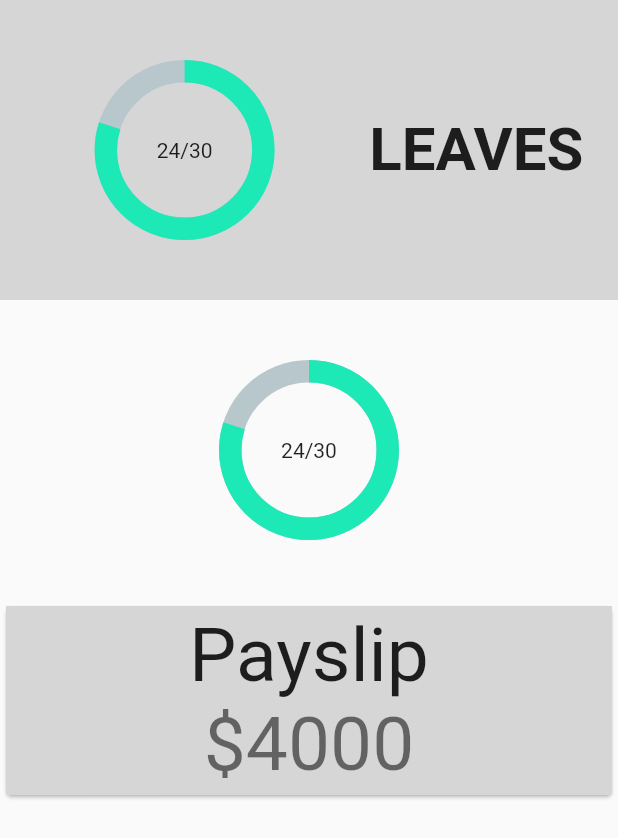
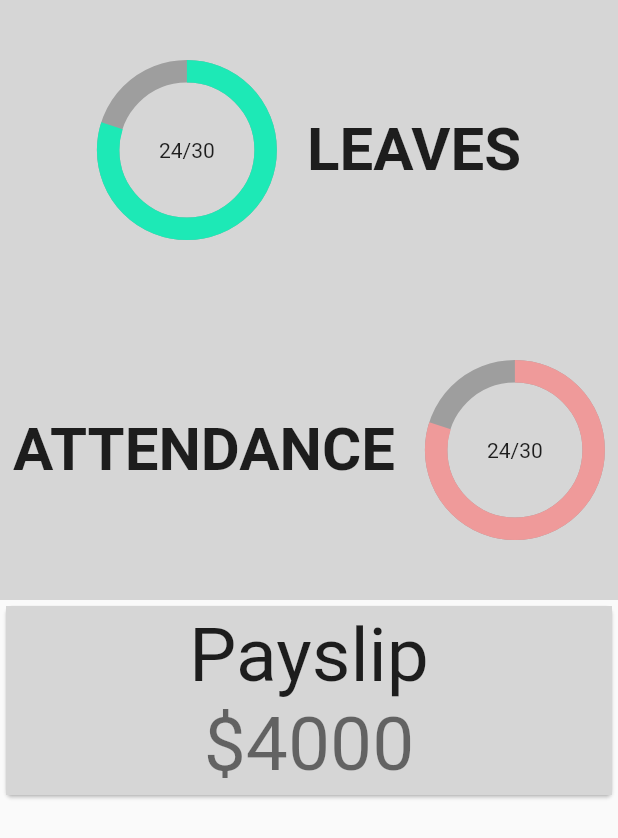
Before and after one commit to dduck123/Delta-53, a Flutter app: the Leaves widget shown alone on an empty page, opened directly, on a phone screen of 412 x 824 dp. Shown: the top 838 px of the screen. Run offline on Flutter 3.47's test engine with Material 2 defaults, Android fonts, the phone set to English and light mode, and no system bars; drawn by our look-alikes of percent_indicator; our stand-ins replace cloud_firestore, firebase_auth, firebase_core, grouped_list, syncfusion_flutter_calendar, table_calendar; missing offline and left inert: syncfusion_flutter_core; accounts and stored records are empty.

Commit message:
more layout changes to the Attendance and Leave widgets

```diff
--- a/my_app/lib/pages/stats_page.dart
+++ b/my_app/lib/pages/stats_page.dart
@@ -100,73 +100,54 @@
       children: <Widget>[
         Container(
           color: Colors.grey[350],
+          height: 200,
+          width: double.infinity,
           child: Row(
-            mainAxisAlignment: MainAxisAlignment.spaceEvenly,
-            //everything inside this row will line up horizontally
-            children: [
-              Align(
-                  //set alignment of the CircularPercentIndicator to the left side withing this row
-                  alignment: Alignment.centerLeft,
-                  child: SizedBox(
-                      //SizedBox to contain the PercentIndicator
-                      height: 200.0,
-                      width: 200.0,
-                      child: CircularPercentIndicator(
+            mainAxisAlignment: MainAxisAlignment.center,
+            children: <Widget>[
+              CircularPercentIndicator(
                 radius: 120.0,
                 lineWidth: 15.0,
                 percent: 0.8,
                 center: new Text('24/30'),
                 progressColor: Colors.tealAccent[400],
-                      ))),
-              // SizedBox(
-              //   //change size of CircularProgressIndicator with height and width values oh its parent SizedBox
-              //   height: 200.0,
-              //   width: 200.0,
-              //   child: Stack(
-              //     children: <Widget>[
-              //       Align(
-              //         alignment: Alignment.centerLeft,
-              //         child: Container(
-              //           color: Colors.red,
-              //           width: 200,
-              //           height: 200,
-              //           child: new CircularProgressIndicator(
-              //             strokeWidth: 20,
-              //             value: 0.3,
-              //             color: Colors.teal[300],
-              //             backgroundColor: Colors.grey[400],
-              //           ),
-              //         ),
-              //       ),
-              //       Align(
-              //           alignment: Alignment.centerLeft,
-              //           child: Text("Grab leave days from database")),
-              //     ],
-              //   ),
-              // ),
-              SizedBox(
-                  child: Container(
-                      child: Align(
-                          alignment: Alignment.centerRight,
-                          child: Text(
-                            'LEAVES',
-                            style: TextStyle(
-                                fontSize: 40, fontWeight: FontWeight.bold),
-                            textAlign: TextAlign.right,
-                          ))))
+                backgroundColor: Colors.grey[500],
+              ),
+              Padding(
+                //the spacing between Text and Percent indicator
+                padding: EdgeInsets.symmetric(horizontal: 10.0),
+              ),
+              Text('LEAVES',
+                  style: TextStyle(fontSize: 40, fontWeight: FontWeight.bold)),
             ],
           ),
         ),
-        SizedBox(
-            height: 200.0,
-            width: 200.0,
-            child: CircularPercentIndicator(
+        //new row Attendance related widgets
+        Container(
+          color: Colors.grey[350],
+          height: 200,
+          width: double.infinity,
+          child: Row(
+            mainAxisAlignment: MainAxisAlignment.center,
+            children: <Widget>[
+              Text('ATTENDANCE',
+                  style: TextStyle(fontSize: 40, fontWeight: FontWeight.bold)),
+              Padding(
+                //the spacing between Text and Percent indicator
+                padding: EdgeInsets.symmetric(horizontal: 10.0),
+              ),
+              CircularPercentIndicator(
                 radius: 120.0,
                 lineWidth: 15.0,
                 percent: 0.8,
                 center: new Text('24/30'),
-              progressColor: Colors.tealAccent[400],
-            )),
+                progressColor: Colors.red[200],
+                backgroundColor: Colors.grey[500],
+              ),
+            ],
+          ),
+        ),
+        //Payslip row
         Card(
             child: Column(
           mainAxisSize: MainAxisSize.min,
```
Lines whose indentation alone changed are shown as unchanged.
